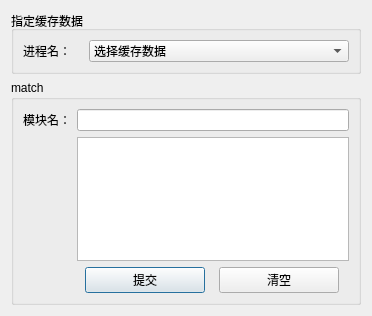
This is ui/dump_so.ui in dqzg12300/fridaUiTools as Qt 5 draws it before an edit. The edited form follows.
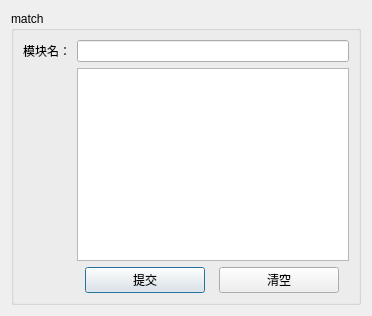
This is the edited form.

The edit to the form file:
```diff
--- a/ui/dump_so.ui
+++ b/ui/dump_so.ui
@@ -15,37 +15,6 @@
   </property>
   <layout class="QGridLayout" name="gridLayout_3">
    <item row="0" column="0">
-    <widget class="QGroupBox" name="groupBox_2">
-     <property name="title">
-      <string>指定缓存数据</string>
-     </property>
-     <layout class="QGridLayout" name="gridLayout_2">
-      <item row="0" column="0">
-       <widget class="QLabel" name="label_5">
-        <property name="maximumSize">
-         <size>
-          <width>60</width>
-          <height>16777215</height>
-         </size>
-        </property>
-        <property name="text">
-         <string>进程名：</string>
-        </property>
-       </widget>
-      </item>
-      <item row="0" column="1">
-       <widget class="QComboBox" name="cmbPackage">
-        <item>
-         <property name="text">
-          <string>选择缓存数据</string>
-         </property>
-        </item>
-       </widget>
-      </item>
-     </layout>
-    </widget>
-   </item>
-   <item row="1" column="0">
     <widget class="QGroupBox" name="groupBox">
      <property name="title">
       <string>match</string>
```
